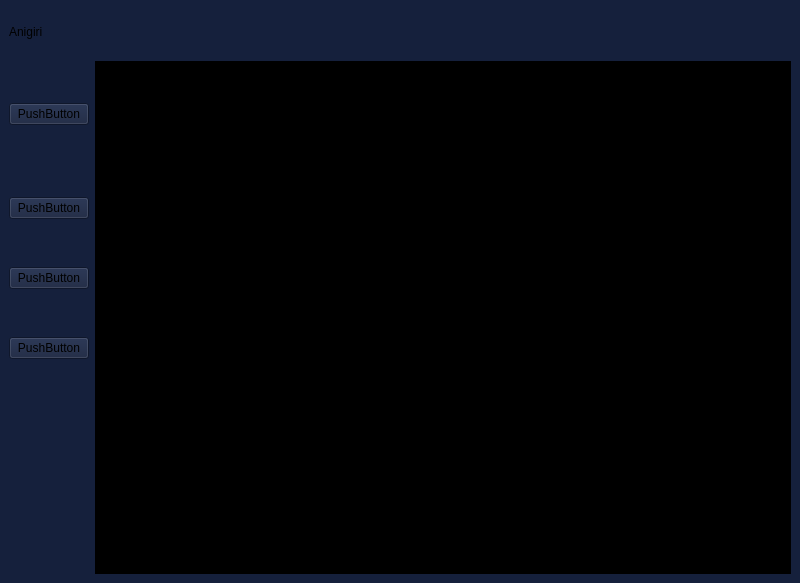
The window that homePage.ui (rmungar/PersistenciaDIN) describes before a commit, drawn with Qt 5.
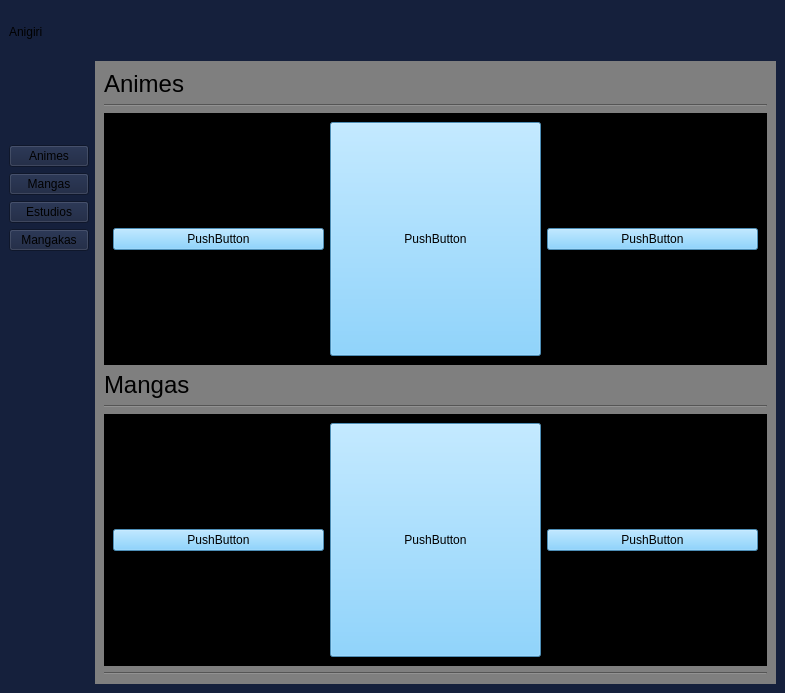
The same window after the commit.

Patch:
```diff
--- a/homePage.ui
+++ b/homePage.ui
@@ -6,8 +6,8 @@
    <rect>
     <x>0</x>
     <y>0</y>
-    <width>800</width>
-    <height>583</height>
+    <width>785</width>
+    <height>693</height>
    </rect>
   </property>
   <property name="windowTitle">
@@ -18,75 +18,8 @@
   </property>
   <widget class="QWidget" name="centralwidget">
    <layout class="QGridLayout" name="gridLayout">
-    <item row="3" column="1">
-     <widget class="QPushButton" name="pushButton_6">
-      <property name="text">
-       <string>PushButton</string>
-      </property>
-     </widget>
-    </item>
-    <item row="11" column="1">
-     <widget class="QPushButton" name="pushButton_4">
-      <property name="text">
-       <string>PushButton</string>
-      </property>
-     </widget>
-    </item>
-    <item row="13" column="1">
-     <widget class="QPushButton" name="pushButton_3">
-      <property name="text">
-       <string>PushButton</string>
-      </property>
-     </widget>
-    </item>
-    <item row="12" column="1">
-     <spacer name="verticalSpacer_7">
-      <property name="orientation">
-       <enum>Qt::Orientation::Vertical</enum>
-      </property>
-      <property name="sizeHint" stdset="0">
-       <size>
-        <width>20</width>
-        <height>40</height>
-       </size>
-      </property>
-     </spacer>
-    </item>
-    <item row="9" column="1">
-     <widget class="QPushButton" name="pushButton_5">
-      <property name="text">
-       <string>PushButton</string>
-      </property>
-     </widget>
-    </item>
-    <item row="0" column="2">
-     <spacer name="horizontalSpacer">
-      <property name="orientation">
-       <enum>Qt::Orientation::Horizontal</enum>
-      </property>
-      <property name="sizeHint" stdset="0">
-       <size>
-        <width>40</width>
-        <height>20</height>
-       </size>
-      </property>
-     </spacer>
-    </item>
-    <item row="19" column="1">
-     <spacer name="verticalSpacer_2">
-      <property name="orientation">
-       <enum>Qt::Orientation::Vertical</enum>
-      </property>
-      <property name="sizeHint" stdset="0">
-       <size>
-        <width>20</width>
-        <height>40</height>
-       </size>
-      </property>
-     </spacer>
-    </item>
     <item row="17" column="1">
-     <spacer name="verticalSpacer_4">
+     <spacer name="verticalSpacer_5">
       <property name="orientation">
        <enum>Qt::Orientation::Vertical</enum>
       </property>
@@ -98,7 +31,40 @@
       </property>
      </spacer>
     </item>
+    <item row="7" column="1">
+     <widget class="QPushButton" name="pushButton_4">
+      <property name="text">
+       <string>Estudios</string>
+      </property>
+     </widget>
+    </item>
     <item row="18" column="1">
+     <spacer name="verticalSpacer_4">
+      <property name="orientation">
+       <enum>Qt::Orientation::Vertical</enum>
+      </property>
+      <property name="sizeHint" stdset="0">
+       <size>
+        <width>20</width>
+        <height>40</height>
+       </size>
+      </property>
+     </spacer>
+    </item>
+    <item row="20" column="1">
+     <spacer name="verticalSpacer_2">
+      <property name="orientation">
+       <enum>Qt::Orientation::Vertical</enum>
+      </property>
+      <property name="sizeHint" stdset="0">
+       <size>
+        <width>20</width>
+        <height>40</height>
+       </size>
+      </property>
+     </spacer>
+    </item>
+    <item row="19" column="1">
      <spacer name="verticalSpacer_3">
       <property name="orientation">
        <enum>Qt::Orientation::Vertical</enum>
@@ -111,27 +77,7 @@
       </property>
      </spacer>
     </item>
-    <item row="2" column="2" rowspan="18" colspan="2">
-     <widget class="QWidget" name="widget" native="true">
-      <property name="styleSheet">
-       <string notr="true">background-color: rgb(0, 0, 0);</string>
-      </property>
-     </widget>
-    </item>
-    <item row="8" column="1">
-     <spacer name="verticalSpacer_9">
-      <property name="orientation">
-       <enum>Qt::Orientation::Vertical</enum>
-      </property>
-      <property name="sizeHint" stdset="0">
-       <size>
-        <width>20</width>
-        <height>40</height>
-       </size>
-      </property>
-     </spacer>
-    </item>
-    <item row="1" column="2">
+    <item row="1" column="3">
      <spacer name="horizontalSpacer_2">
       <property name="orientation">
        <enum>Qt::Orientation::Horizontal</enum>
@@ -144,46 +90,27 @@
       </property>
      </spacer>
     </item>
-    <item row="2" column="1">
-     <spacer name="verticalSpacer">
+    <item row="6" column="1">
+     <widget class="QPushButton" name="mangaAPI">
+      <property name="text">
+       <string>Mangas</string>
+      </property>
+     </widget>
+    </item>
+    <item row="0" column="3">
+     <spacer name="horizontalSpacer">
       <property name="orientation">
-       <enum>Qt::Orientation::Vertical</enum>
+       <enum>Qt::Orientation::Horizontal</enum>
       </property>
       <property name="sizeHint" stdset="0">
        <size>
-        <width>20</width>
-        <height>40</height>
+        <width>40</width>
+        <height>20</height>
        </size>
       </property>
      </spacer>
     </item>
     <item row="16" column="1">
-     <spacer name="verticalSpacer_5">
-      <property name="orientation">
-       <enum>Qt::Orientation::Vertical</enum>
-      </property>
-      <property name="sizeHint" stdset="0">
-       <size>
-        <width>20</width>
-        <height>40</height>
-       </size>
-      </property>
-     </spacer>
-    </item>
-    <item row="10" column="1">
-     <spacer name="verticalSpacer_8">
-      <property name="orientation">
-       <enum>Qt::Orientation::Vertical</enum>
-      </property>
-      <property name="sizeHint" stdset="0">
-       <size>
-        <width>20</width>
-        <height>40</height>
-       </size>
-      </property>
-     </spacer>
-    </item>
-    <item row="14" column="1">
      <spacer name="verticalSpacer_6">
       <property name="orientation">
        <enum>Qt::Orientation::Vertical</enum>
@@ -206,6 +133,189 @@
       </property>
      </widget>
     </item>
+    <item row="5" column="1">
+     <widget class="QPushButton" name="animeAPI">
+      <property name="text">
+       <string>Animes</string>
+      </property>
+     </widget>
+    </item>
+    <item row="3" column="2" rowspan="18" colspan="2">
+     <layout class="QGridLayout" name="gridLayout_3">
+      <item row="0" column="0">
+       <widget class="QWidget" name="widget" native="true">
+        <property name="styleSheet">
+         <string notr="true">background-color: rgb(127, 127, 127);</string>
+        </property>
+        <layout class="QGridLayout" name="gridLayout_2">
+         <item row="4" column="0">
+          <widget class="QLabel" name="label_3">
+           <property name="styleSheet">
+            <string notr="true"/>
+           </property>
+           <property name="text">
+            <string>&lt;html&gt;&lt;head/&gt;&lt;body&gt;&lt;p&gt;&lt;span style=&quot; font-size:18pt;&quot;&gt;Mangas&lt;/span&gt;&lt;/p&gt;&lt;/body&gt;&lt;/html&gt;</string>
+           </property>
+          </widget>
+         </item>
+         <item row="0" column="0">
+          <widget class="QLabel" name="label_2">
+           <property name="styleSheet">
+            <string notr="true"/>
+           </property>
+           <property name="text">
+            <string>&lt;html&gt;&lt;head/&gt;&lt;body&gt;&lt;p&gt;&lt;span style=&quot; font-size:18pt;&quot;&gt;Animes&lt;/span&gt;&lt;/p&gt;&lt;/body&gt;&lt;/html&gt;</string>
+           </property>
+          </widget>
+         </item>
+         <item row="1" column="0">
+          <widget class="Line" name="line_4">
+           <property name="orientation">
+            <enum>Qt::Orientation::Horizontal</enum>
+           </property>
+          </widget>
+         </item>
+         <item row="5" column="0">
+          <widget class="Line" name="line">
+           <property name="orientation">
+            <enum>Qt::Orientation::Horizontal</enum>
+           </property>
+          </widget>
+         </item>
+         <item row="6" column="0">
+          <widget class="QWidget" name="widget_2" native="true">
+           <property name="sizePolicy">
+            <sizepolicy hsizetype="Expanding" vsizetype="Expanding">
+             <horstretch>0</horstretch>
+             <verstretch>0</verstretch>
+            </sizepolicy>
+           </property>
+           <property name="styleSheet">
+            <string notr="true">background-color: rgb(0, 0, 0);</string>
+           </property>
+           <layout class="QGridLayout" name="gridLayout_5" columnstretch="0,0,0">
+            <item row="0" column="0">
+             <widget class="QPushButton" name="pushButton_31">
+              <property name="styleSheet">
+               <string notr="true">background-color: rgb(108, 199, 255);</string>
+              </property>
+              <property name="text">
+               <string>PushButton</string>
+              </property>
+             </widget>
+            </item>
+            <item row="0" column="1">
+             <widget class="QPushButton" name="pushButton_42">
+              <property name="sizePolicy">
+               <sizepolicy hsizetype="Minimum" vsizetype="Expanding">
+                <horstretch>0</horstretch>
+                <verstretch>0</verstretch>
+               </sizepolicy>
+              </property>
+              <property name="styleSheet">
+               <string notr="true">background-color: rgb(108, 199, 255);</string>
+              </property>
+              <property name="text">
+               <string>PushButton</string>
+              </property>
+             </widget>
+            </item>
+            <item row="0" column="2">
+             <widget class="QPushButton" name="pushButton_33">
+              <property name="styleSheet">
+               <string notr="true">background-color: rgb(108, 199, 255);</string>
+              </property>
+              <property name="text">
+               <string>PushButton</string>
+              </property>
+             </widget>
+            </item>
+           </layout>
+          </widget>
+         </item>
+         <item row="7" column="0">
+          <widget class="Line" name="line_3">
+           <property name="orientation">
+            <enum>Qt::Orientation::Horizontal</enum>
+           </property>
+          </widget>
+         </item>
+         <item row="2" column="0">
+          <widget class="QWidget" name="widget" native="true">
+           <property name="sizePolicy">
+            <sizepolicy hsizetype="Expanding" vsizetype="Expanding">
+             <horstretch>0</horstretch>
+             <verstretch>0</verstretch>
+            </sizepolicy>
+           </property>
+           <property name="styleSheet">
+            <string notr="true">background-color: rgb(0, 0, 0);</string>
+           </property>
+           <layout class="QGridLayout" name="gridLayout_4" rowstretch="0" columnstretch="0,0,0" columnminimumwidth="0,0,0">
+            <item row="0" column="0">
+             <widget class="QPushButton" name="pushButton_37">
+              <property name="styleSheet">
+               <string notr="true">background-color: rgb(108, 199, 255);</string>
+              </property>
+              <property name="text">
+               <string>PushButton</string>
+              </property>
+             </widget>
+            </item>
+            <item row="0" column="1">
+             <widget class="QPushButton" name="pushButton_38">
+              <property name="sizePolicy">
+               <sizepolicy hsizetype="Minimum" vsizetype="Expanding">
+                <horstretch>0</horstretch>
+                <verstretch>0</verstretch>
+               </sizepolicy>
+              </property>
+              <property name="styleSheet">
+               <string notr="true">background-color: rgb(108, 199, 255);</string>
+              </property>
+              <property name="text">
+               <string>PushButton</string>
+              </property>
+             </widget>
+            </item>
+            <item row="0" column="2">
+             <widget class="QPushButton" name="pushButton_39">
+              <property name="styleSheet">
+               <string notr="true">background-color: rgb(108, 199, 255);</string>
+              </property>
+              <property name="text">
+               <string>PushButton</string>
+              </property>
+             </widget>
+            </item>
+           </layout>
+          </widget>
+         </item>
+        </layout>
+       </widget>
+      </item>
+     </layout>
+    </item>
+    <item row="3" column="1">
+     <spacer name="verticalSpacer">
+      <property name="orientation">
+       <enum>Qt::Orientation::Vertical</enum>
+      </property>
+      <property name="sizeHint" stdset="0">
+       <size>
+        <width>20</width>
+        <height>40</height>
+       </size>
+      </property>
+     </spacer>
+    </item>
+    <item row="8" column="1">
+     <widget class="QPushButton" name="pushButton_3">
+      <property name="text">
+       <string>Mangakas</string>
+      </property>
+     </widget>
+    </item>
    </layout>
   </widget>
  </widget>
```
